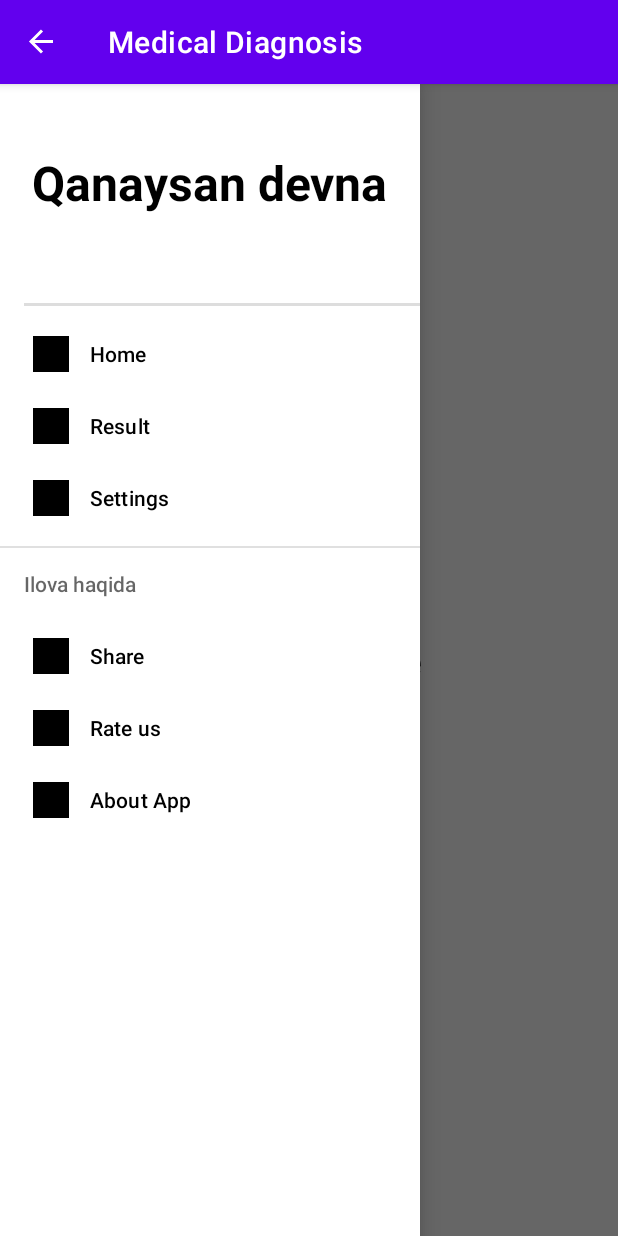
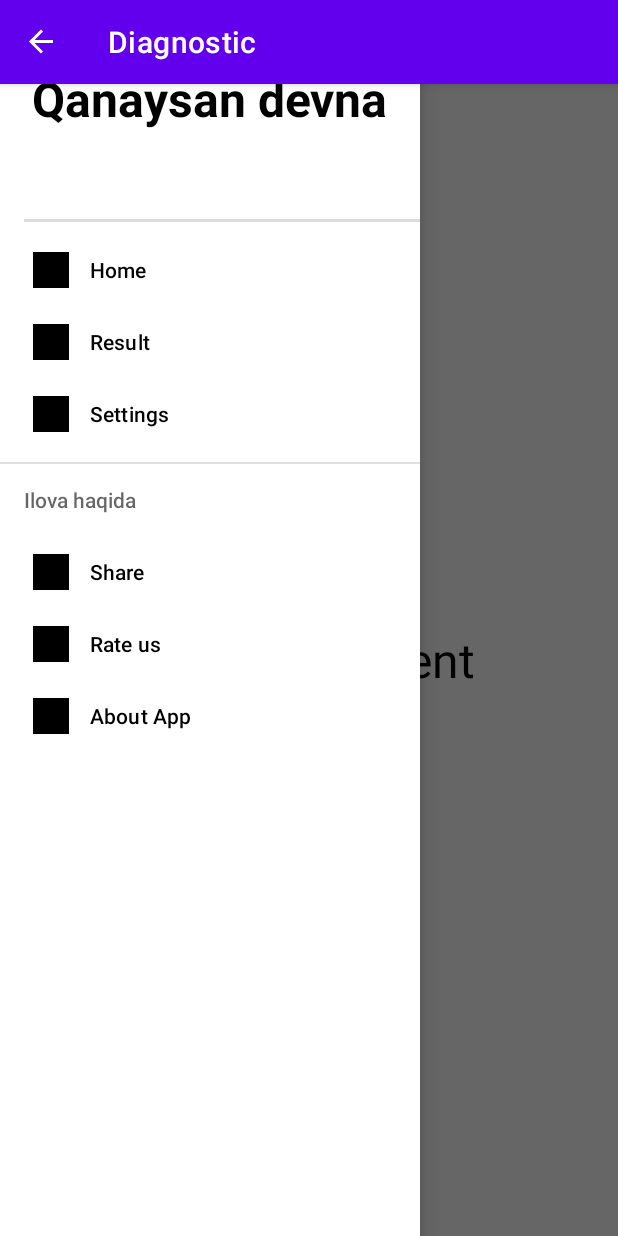
Before and after one commit to DostonHamroev/Medical-Diagnosis, an Android app: the screen it shows after launch (HomeActivity), in the side drawer, after a tap on "About App", on a phone screen of 412 x 824 dp. Run offline under Robolectric (Android 15) with nearby library versions, the phone set to English and light mode, and no system bars.

Commit message:
start project 2

```diff
--- a/app/build.gradle
+++ b/app/build.gradle
@@ -41,6 +41,9 @@ dependencies {
     implementation 'androidx.appcompat:appcompat:1.4.0'
     implementation 'com.google.android.material:material:1.4.0'
     implementation 'androidx.constraintlayout:constraintlayout:2.1.2'
+    implementation 'androidx.navigation:navigation-fragment-ktx:2.3.5'
+    implementation 'androidx.navigation:navigation-ui-ktx:2.3.5'
+    implementation 'androidx.legacy:legacy-support-v4:1.0.0'
     testImplementation 'junit:junit:4.+'
     androidTestImplementation 'androidx.test.ext:junit:1.1.3'
     androidTestImplementation 'androidx.test.espresso:espresso-core:3.4.0'
--- a/app/src/main/java/uz/hamroev/medicaldiagnosis/MainActivity.kt
+++ b/app/src/main/java/uz/hamroev/medicaldiagnosis/MainActivity.kt
@@ -22,6 +22,7 @@ class MainActivity : AppCompatActivity() {
             WindowManager.LayoutParams.FLAG_FULLSCREEN,
             WindowManager.LayoutParams.FLAG_FULLSCREEN
         )
+
         supportActionBar?.hide()
 
         Handler(Looper.getMainLooper()).postDelayed({
--- a/app/src/main/java/uz/hamroev/medicaldiagnosis/activity/HomeActivity.kt
+++ b/app/src/main/java/uz/hamroev/medicaldiagnosis/activity/HomeActivity.kt
@@ -7,6 +7,7 @@ import androidx.appcompat.app.ActionBarDrawerToggle
 import androidx.appcompat.app.AppCompatActivity
 import androidx.appcompat.app.AppCompatDelegate
 import androidx.drawerlayout.widget.DrawerLayout
+import androidx.navigation.Navigation
 import com.google.android.material.navigation.NavigationView
 import uz.hamroev.medicaldiagnosis.R
 import uz.hamroev.medicaldiagnosis.databinding.ActivityHomeBinding
@@ -25,18 +26,26 @@ class HomeActivity : AppCompatActivity() {
         val drawerLayout: DrawerLayout = findViewById(R.id.drawerLayout)
         val navView: NavigationView = findViewById(R.id.nav_view)
 
-        toggle = ActionBarDrawerToggle(this,drawerLayout,R.string.open, R.string.close)
+
+
+        toggle = ActionBarDrawerToggle(this, drawerLayout, R.string.open, R.string.close)
         drawerLayout.addDrawerListener(toggle)
         toggle.syncState()
         supportActionBar?.setDisplayHomeAsUpEnabled(true)
+        //supportActionBar?.setHomeButtonEnabled(true)
+        // supportActionBar?.setHomeAsUpIndicator(R.drawable.ic_menu)
+        supportActionBar?.title = "Diagnostic"
         navView.setNavigationItemSelectedListener {
-            when(it.itemId){
-                R.id.nav_home -> Toast.makeText(applicationContext, "Home", Toast.LENGTH_SHORT).show()
-                R.id.nav_result -> Toast.makeText(applicationContext, "Result", Toast.LENGTH_SHORT).show()
-                R.id.nav_settings -> Toast.makeText(applicationContext, "Settings", Toast.LENGTH_SHORT).show()
-                R.id.nav_share -> Toast.makeText(applicationContext, "Share", Toast.LENGTH_SHORT).show()
-                R.id.nav_rate -> Toast.makeText(applicationContext, "Rate us", Toast.LENGTH_SHORT).show()
-                R.id.nav_about -> Toast.makeText(applicationContext, "About App", Toast.LENGTH_SHORT).show()
+            when (it.itemId) {
+                R.id.nav_share -> Toast.makeText(applicationContext, "Share", Toast.LENGTH_SHORT)
+                    .show()
+                R.id.nav_rate -> Toast.makeText(applicationContext, "Rate us", Toast.LENGTH_SHORT)
+                    .show()
+                R.id.nav_about -> Toast.makeText(
+                    applicationContext,
+                    "About App",
+                    Toast.LENGTH_SHORT
+                ).show()
 
             }
 
@@ -47,12 +56,16 @@ class HomeActivity : AppCompatActivity() {
     }
 
     override fun onOptionsItemSelected(item: MenuItem): Boolean {
-        if (toggle.onOptionsItemSelected(item)){
-
+        if (toggle.onOptionsItemSelected(item)) {
 
             return true
         }
 
         return super.onOptionsItemSelected(item)
     }
+
+
+    override fun onSupportNavigateUp(): Boolean {
+        return Navigation.findNavController(this, R.id.my_nav_host_fragment_container).navigateUp()
+    }
 }
--- /dev/null
+++ b/app/src/main/java/uz/hamroev/medicaldiagnosis/fragment/HomeFragment.kt
@@ -0,0 +1,63 @@
+package uz.hamroev.medicaldiagnosis.fragment
+
+import android.os.Bundle
+import android.view.LayoutInflater
+import android.view.View
+import android.view.ViewGroup
+import androidx.fragment.app.Fragment
+import uz.hamroev.medicaldiagnosis.databinding.FragmentHomeBinding
+
+// TODO: Rename parameter arguments, choose names that match
+// the fragment initialization parameters, e.g. ARG_ITEM_NUMBER
+private const val ARG_PARAM1 = "param1"
+private const val ARG_PARAM2 = "param2"
+
+/**
+ * A simple [Fragment] subclass.
+ * Use the [HomeFragment.newInstance] factory method to
+ * create an instance of this fragment.
+ */
+class HomeFragment : Fragment() {
+    // TODO: Rename and change types of parameters
+    private var param1: String? = null
+    private var param2: String? = null
+
+    override fun onCreate(savedInstanceState: Bundle?) {
+        super.onCreate(savedInstanceState)
+        arguments?.let {
+            param1 = it.getString(ARG_PARAM1)
+            param2 = it.getString(ARG_PARAM2)
+        }
+    }
+
+    lateinit var binding: FragmentHomeBinding
+    override fun onCreateView(
+        inflater: LayoutInflater, container: ViewGroup?,
+        savedInstanceState: Bundle?
+    ): View {
+        binding = FragmentHomeBinding.inflate(layoutInflater, container, false)
+
+
+        return binding.root
+    }
+
+    companion object {
+        /**
+         * Use this factory method to create a new instance of
+         * this fragment using the provided parameters.
+         *
+         * @param param1 Parameter 1.
+         * @param param2 Parameter 2.
+         * @return A new instance of fragment HomeFragment.
+         */
+        // TODO: Rename and change types and number of parameters
+        @JvmStatic
+        fun newInstance(param1: String, param2: String) =
+            HomeFragment().apply {
+                arguments = Bundle().apply {
+                    putString(ARG_PARAM1, param1)
+                    putString(ARG_PARAM2, param2)
+                }
+            }
+    }
+}
--- /dev/null
+++ b/app/src/main/res/drawable/ic_menu.xml
@@ -0,0 +1,15 @@
+<vector xmlns:android="http://schemas.android.com/apk/res/android"
+    android:width="1000dp"
+    android:height="1000dp"
+    android:viewportWidth="1000"
+    android:viewportHeight="1000">
+  <path
+      android:fillColor="#FF000000"
+      android:pathData="M89.9,48.98c-33.1,11.92 -61.56,38.72 -73.15,69.51c-9.27,24.82 -8.94,60.9 0.66,86.39c9.6,26.48 40.05,56.93 66.53,66.53l19.2,7.28l396.85,-0l396.85,-0l19.2,-7.28c26.48,-9.6 56.93,-40.05 66.53,-66.53c9.6,-25.49 9.93,-61.56 0.33,-86.72c-8.94,-23.83 -33.43,-50.64 -58.25,-62.89l-19.2,-9.93l-400.49,-0.66C149.8,44.02 102.8,44.68 89.9,48.98zM899.14,118.49c16.88,12.58 22.84,23.5 22.84,42.7s-5.96,30.12 -22.84,42.7c-8.93,6.95 -11.25,6.95 -390.22,7.94c-209.84,0.33 -386.26,-0 -392.21,-0.99c-24.49,-4.3 -43.69,-33.76 -39.06,-59.25c2.98,-15.23 19.2,-34.09 33.1,-38.06c5.96,-1.99 168.47,-2.98 394.86,-2.65C888.22,111.54 890.21,111.54 899.14,118.49z"/>
+  <path
+      android:fillColor="#FF000000"
+      android:pathData="M96.18,386.58c-33.76,8.94 -57.92,29.13 -75.46,62.22c-7.94,15.23 -8.94,20.19 -8.94,51.63c0,31.44 0.99,36.41 8.94,51.63c17.87,33.76 41.7,53.29 77.12,62.55c29.46,7.61 503.42,7.61 532.88,-0c52.96,-13.9 88.7,-59.58 88.37,-113.86c0,-53.62 -31.78,-97.31 -82.75,-112.87c-20.52,-6.29 -30.45,-6.62 -271.74,-6.29C155.43,381.62 111.41,382.61 96.18,386.58zM629.07,458.08c30.12,20.85 30.12,63.88 0,84.4l-10.92,7.61L364.28,550.09L110.42,550.09l-10.92,-7.61C85.92,533.54 76.33,516 76.33,500.44s9.6,-33.1 23.17,-42.36l10.92,-7.28l253.86,-0l253.86,-0L629.07,458.08z"/>
+  <path
+      android:fillColor="#FF000000"
+      android:pathData="M82.94,729.48c-25.49,9.93 -55.94,40.71 -65.53,66.53c-9.6,25.49 -9.93,61.56 -0.33,86.72c8.94,23.83 33.43,50.64 58.25,62.89l19.2,9.93l405.45,-0l405.45,-0l16.55,-8.27c24.82,-11.91 51.96,-40.71 60.57,-63.88c9.93,-25.82 9.93,-61.56 0,-87.38c-9.6,-26.48 -40.05,-56.93 -66.53,-66.53l-19.2,-7.28l-397.84,0.33C102.47,722.53 101.15,722.53 82.94,729.48zM899.14,797c16.88,12.58 22.84,23.5 22.84,42.69s-5.96,30.12 -22.84,42.7c-8.93,6.95 -10.26,6.95 -399.16,6.95c-388.9,-0 -390.23,-0 -399.16,-6.95c-19.2,-13.9 -28.13,-36.08 -23.17,-55.6c2.98,-11.25 17.87,-28.47 30.12,-33.76c7.94,-3.64 80.1,-4.3 396.19,-3.64C888.22,790.05 890.21,790.05 899.14,797z"/>
+</vector>
--- a/app/src/main/res/layout/activity_home.xml
+++ b/app/src/main/res/layout/activity_home.xml
@@ -2,34 +2,36 @@
 <androidx.drawerlayout.widget.DrawerLayout xmlns:android="http://schemas.android.com/apk/res/android"
     xmlns:app="http://schemas.android.com/apk/res-auto"
     xmlns:tools="http://schemas.android.com/tools"
+    android:id="@+id/drawerLayout"
     android:layout_width="match_parent"
     android:layout_height="match_parent"
-    android:id="@+id/drawerLayout"
+    android:fitsSystemWindows="true"
     tools:context=".activity.HomeActivity">
 
-    <androidx.constraintlayout.widget.ConstraintLayout
+
+
+    <LinearLayout
         android:layout_width="match_parent"
         android:layout_height="match_parent">
 
-        <TextView
-            android:layout_width="wrap_content"
-            android:layout_height="wrap_content"
-            android:text="Activity Home"
-            android:textColor="@color/black"
-            android:textSize="24sp"
-            app:layout_constraintBottom_toBottomOf="parent"
-            app:layout_constraintLeft_toLeftOf="parent"
-            app:layout_constraintRight_toRightOf="parent"
-            app:layout_constraintTop_toTopOf="parent" />
-    </androidx.constraintlayout.widget.ConstraintLayout>
+        <fragment
+            android:id="@+id/my_nav_host_fragment_container"
+            android:name="androidx.navigation.fragment.NavHostFragment"
+            android:layout_width="match_parent"
+            android:layout_height="match_parent"
+            app:defaultNavHost="true"
+            app:navGraph="@navigation/nav_main" />
+
+    </LinearLayout>
+
 
     <com.google.android.material.navigation.NavigationView
         android:id="@+id/nav_view"
+        android:layout_width="wrap_content"
+        android:layout_height="match_parent"
         android:layout_gravity="start"
         android:fitsSystemWindows="true"
         app:headerLayout="@layout/nav_header"
-        app:menu="@menu/nav_menu"
-        android:layout_width="wrap_content"
-        android:layout_height="match_parent"/>
+        app:menu="@menu/nav_menu" />
 
 </androidx.drawerlayout.widget.DrawerLayout>
--- a/app/src/main/res/menu/nav_menu.xml
+++ b/app/src/main/res/menu/nav_menu.xml
@@ -4,12 +4,12 @@
     tools:showIn="navigation_view">
 
     <item
-        android:id="@+id/nav_home"
+        android:id="@+id/homeFragment"
         android:icon="@drawable/ic_launcher_background"
         android:title="Home" />
 
     <item
-        android:id="@+id/nav_result"
+        android:id="@+id/resultFragment"
         android:icon="@drawable/ic_launcher_background"
         android:title="Result" />
 
--- /dev/null
+++ b/app/src/main/res/navigation/nav_main.xml
@@ -0,0 +1,22 @@
+<?xml version="1.0" encoding="utf-8"?>
+<navigation xmlns:android="http://schemas.android.com/apk/res/android"
+    xmlns:app="http://schemas.android.com/apk/res-auto"
+    xmlns:tools="http://schemas.android.com/tools"
+    android:id="@+id/nav_main"
+    app:startDestination="@id/homeFragment">
+
+    <fragment
+        android:id="@+id/homeFragment"
+        android:name="uz.hamroev.medicaldiagnosis.fragment.HomeFragment"
+        android:label="Home"
+        tools:layout="@layout/fragment_home" >
+        <action
+            android:id="@+id/action_homeFragment_to_resultFragment"
+            app:destination="@id/resultFragment" />
+    </fragment>
+    <fragment
+        android:id="@+id/resultFragment"
+        android:name="uz.hamroev.medicaldiagnosis.fragment.ResultFragment"
+        android:label="fragment_result"
+        tools:layout="@layout/fragment_result" />
+</navigation>
--- a/app/src/main/res/values/strings.xml
+++ b/app/src/main/res/values/strings.xml
@@ -2,4 +2,6 @@
     <string name="app_name">Medical Diagnosis</string>
     <string name="open">Open</string>
     <string name="close">Close</string>
+    <!-- TODO: Remove or change this placeholder text -->
+    <string name="hello_blank_fragment">Hello blank fragment</string>
 </resources>
```
Also changed, not shown: app/src/main/java/uz/hamroev/medicaldiagnosis/fragment/NatijalarFragment.kt (added, +60 -0 lines), app/src/main/java/uz/hamroev/medicaldiagnosis/fragment/ResultFragment.kt (added, +60 -0 lines), app/src/main/res/drawable/ic_baseline_language_24.xml (added, +10 -0 lines), app/src/main/res/layout/fragment_home.xml (added, +16 -0 lines), app/src/main/res/layout/fragment_natijalar.xml (added, +14 -0 lines), app/src/main/res/layout/fragment_result.xml (added, +14 -0 lines).
